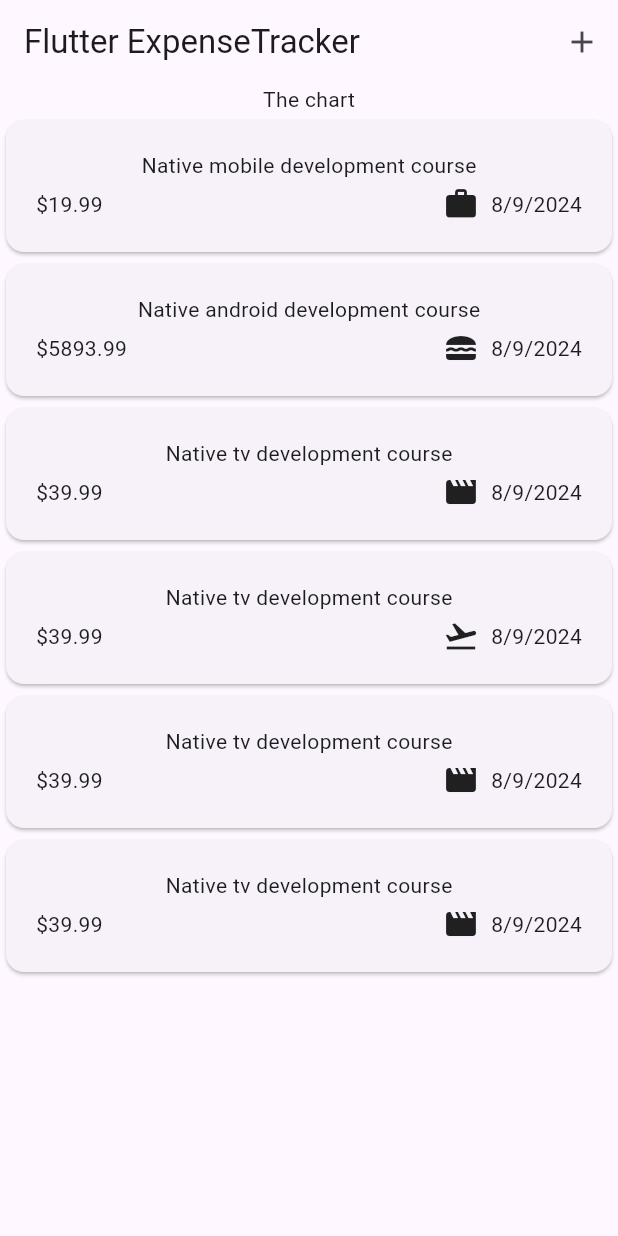
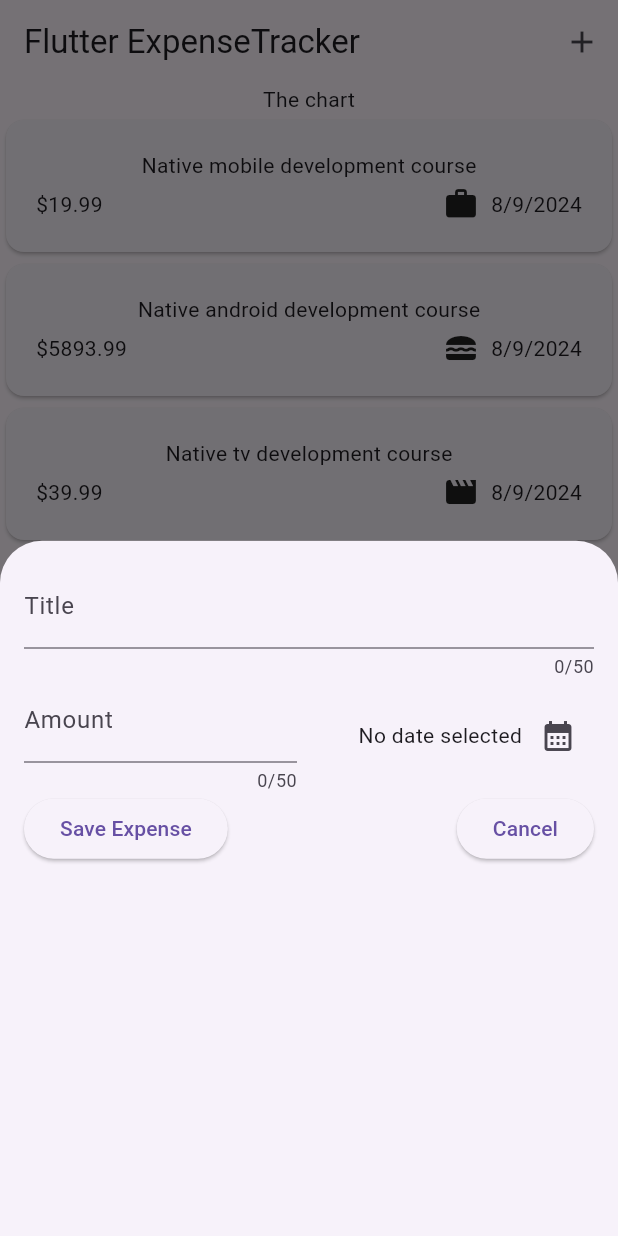
Before and after one commit to avijeetpandey/expense_tracker, a Flutter app: the screen it shows after launch, after a tap on the "add" icon, on a phone screen of 412 x 824 dp. Run offline on Flutter 3.47's test engine with Material 3 defaults, Android fonts, the phone set to English and light mode, and no system bars.

Commit message:
add: expense overlay and date time picker

```diff
--- a/lib/expenses.dart
+++ b/lib/expenses.dart
@@ -1,4 +1,5 @@
 import 'package:expense_tracker/widgets/expenses_list.dart';
+import 'package:expense_tracker/widgets/new_expense.dart';
 import 'package:flutter/material.dart';
 import 'package:expense_tracker/models/expense.dart';
 import 'package:expense_tracker/models/category.dart';
@@ -44,6 +45,13 @@ class _ExpensesState extends State<Expenses> {
         category: ExpenseCategory.lesiure),
   ];
 
+  void _openAddExpenseOverlay() {
+    showModalBottomSheet(
+      context: context,
+      builder: (ctx) => const NewExpense(),
+    );
+  }
+
   @override
   Widget build(BuildContext context) {
     return Scaffold(
@@ -51,7 +59,9 @@ class _ExpensesState extends State<Expenses> {
         title: const Text("Flutter ExpenseTracker"),
         actions: [
           IconButton(
-            onPressed: () {},
+            onPressed: () {
+              _openAddExpenseOverlay();
+            },
             icon: const Icon(Icons.add),
           ),
         ],
--- /dev/null
+++ b/lib/widgets/new_expense.dart
@@ -0,0 +1,105 @@
+import 'package:expense_tracker/models/expense.dart';
+import 'package:flutter/material.dart';
+
+class NewExpense extends StatefulWidget {
+  const NewExpense({super.key});
+
+  @override
+  State<NewExpense> createState() => _NewExpenseState();
+}
+
+class _NewExpenseState extends State<NewExpense> {
+  final _titleController = TextEditingController();
+  final _amountController = TextEditingController();
+  DateTime? _selectedDate;
+
+  void _presentDatePicker() async {
+    final now = DateTime.now();
+    final firstDate = DateTime(now.year - 1, now.month, now.day);
+    final pickedDate = await showDatePicker(
+      context: context,
+      initialDate: now,
+      firstDate: firstDate,
+      lastDate: now,
+    );
+    setState(() {
+      _selectedDate = pickedDate;
+    });
+  }
+
+  @override
+  void dispose() {
+    _titleController.dispose();
+    _amountController.dispose();
+    super.dispose();
+  }
+
+  @override
+  Widget build(BuildContext context) {
+    return Padding(
+      padding: const EdgeInsets.all(16),
+      child: Column(
+        children: [
+          TextField(
+            controller: _titleController,
+            maxLength: 50,
+            decoration: const InputDecoration(
+              label: Text('Title'),
+            ),
+          ),
+          Row(
+            children: [
+              Expanded(
+                child: TextField(
+                  controller: _amountController,
+                  maxLength: 50,
+                  keyboardType: TextInputType.number,
+                  decoration: const InputDecoration(
+                    label: Text('Amount'),
+                    prefixText: '\$ ',
+                  ),
+                ),
+              ),
+              const SizedBox(
+                width: 16,
+              ),
+              Expanded(
+                child: Row(
+                  mainAxisAlignment: MainAxisAlignment.end,
+                  crossAxisAlignment: CrossAxisAlignment.center,
+                  children: [
+                    Text(
+                      _selectedDate == null
+                          ? 'No date selected'
+                          : formatter.format(_selectedDate!),
+                    ),
+                    IconButton(
+                        onPressed: () {
+                          _presentDatePicker();
+                        },
+                        icon: const Icon(Icons.calendar_month))
+                  ],
+                ),
+              )
+            ],
+          ),
+          Row(
+            mainAxisAlignment: MainAxisAlignment.spaceBetween,
+            children: [
+              ElevatedButton(
+                onPressed: () {},
+                child: const Text("Save Expense"),
+              ),
+              ElevatedButton(
+                onPressed: () {
+                  Navigator.pop(context);
+                },
+                child: const Text("Cancel"),
+              )
+            ],
+          )
+        ],
+      ),
+    );
+  }
+}
```
